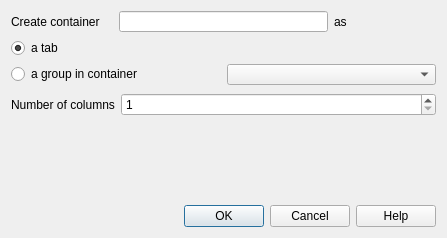
This is src/ui/qgsaddtaborgroupbase.ui in qgis/QGIS as Qt 5 draws it before an edit. The edited form follows.
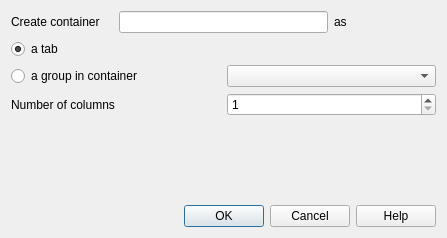
This is the edited form. Custom widgets are drawn as their Qt base class.

Commit message:
Fix "add tab or group container" dialog resizing
Use gridLayout instead of formLayout

The edit to the form file:
```diff
--- a/src/ui/qgsaddtaborgroupbase.ui
+++ b/src/ui/qgsaddtaborgroupbase.ui
@@ -13,7 +13,7 @@
   <property name="windowTitle">
    <string notr="true">Dialog</string>
   </property>
-  <layout class="QFormLayout" name="formLayout">
+  <layout class="QGridLayout" name="gridLayout_0">
    <item row="0" column="0" colspan="2">
     <layout class="QGridLayout" name="gridLayout">
      <item row="0" column="0">
```
